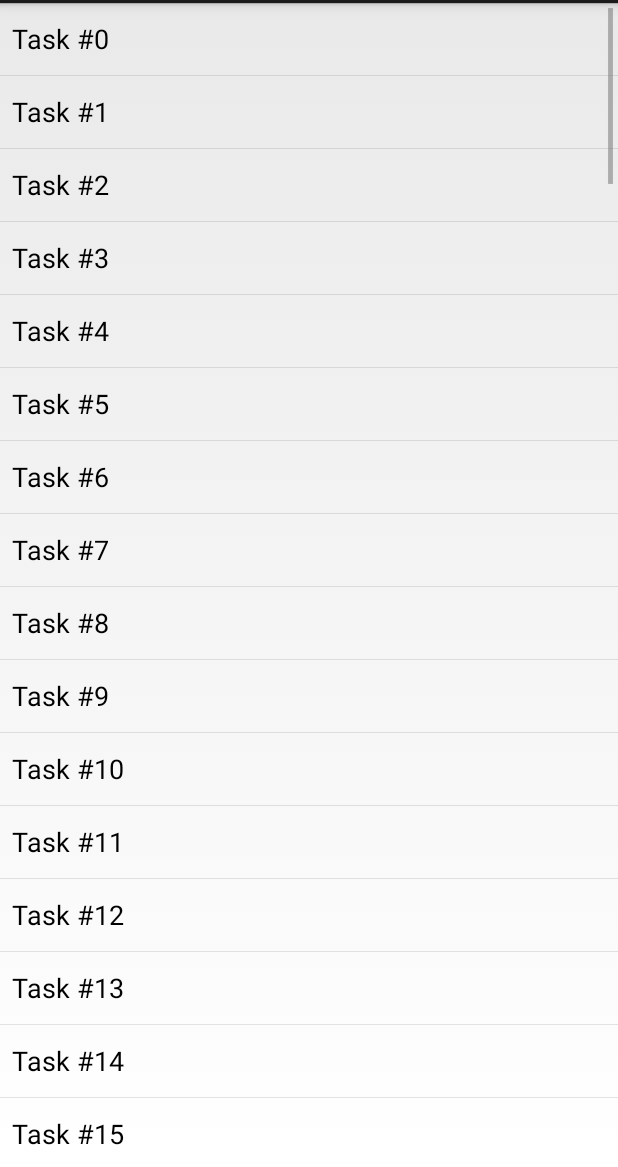
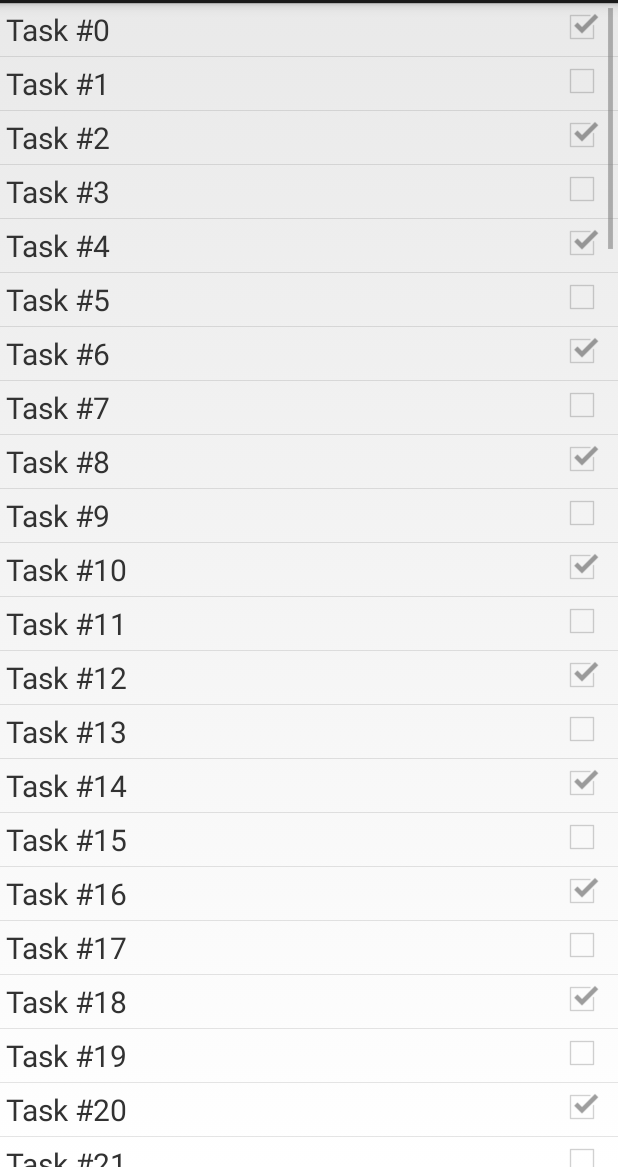
Before and after one commit to tainacleal/tasks, an Android app: the screen it shows after launch (TaskListActivity), after a tap on an icon or button, on a phone screen of 412 x 824 dp, the part 69-1236 px from its top. Run offline under Robolectric (Android 15) with nearby library versions, the phone set to English and light mode, and no system bars.

Commit message:
Creating a Task adapter to populate the list items

```diff
--- a/app/src/main/java/tainaleal/com/tasks/TaskListFragment.java
+++ b/app/src/main/java/tainaleal/com/tasks/TaskListFragment.java
@@ -2,7 +2,12 @@ package tainaleal.com.tasks;
 
 import android.app.ListFragment;
 import android.os.Bundle;
+import android.view.View;
+import android.view.ViewGroup;
 import android.widget.ArrayAdapter;
+import android.widget.CheckBox;
+import android.widget.ListView;
+import android.widget.TextView;
 
 import java.util.ArrayList;
 
@@ -19,7 +24,34 @@ public class TaskListFragment extends ListFragment {
         getActivity().setTitle(R.string.app_name);
         mTasks = TaskBox.get(getActivity()).getTasks();
 
-        ArrayAdapter<Task> adapter = new ArrayAdapter<Task>(getActivity(), android.R.layout.simple_list_item_1, mTasks);
+        TaskAdapter adapter = new TaskAdapter(mTasks);
         setListAdapter(adapter);
     }
+
+    @Override
+    public void onListItemClick(ListView l, View v, int position, long id) {
+        Task t = ((TaskAdapter)getListAdapter()).getItem(position);
+    }
+
+    public class TaskAdapter extends ArrayAdapter<Task>{
+        public TaskAdapter(ArrayList<Task> tasks){
+            super(getActivity(), 0, tasks);
+        }
+
+        @Override
+        public View getView(int position, View convertView, ViewGroup parent) {
+            if (convertView == null){
+                convertView = getActivity().getLayoutInflater().inflate(R.layout.list_item_task, null);
+            }
+
+            Task t = getItem(position);
+
+            TextView taskTitle = (TextView)convertView.findViewById(R.id.list_item_title);
+            taskTitle.setText(t.getTitle());
+
+            CheckBox taskCompleted = (CheckBox)convertView.findViewById(R.id.list_item_concluded);
+            taskCompleted.setChecked(t.isCompleted());
+            return convertView;
+        }
+    }
 }
--- a/app/src/main/res/layout/list_item_task.xml
+++ b/app/src/main/res/layout/list_item_task.xml
@@ -2,14 +2,17 @@
 <RelativeLayout xmlns:android="http://schemas.android.com/apk/res/android"
                 android:layout_width="match_parent"
                 android:layout_height="match_parent"
-                android:layout_margin="16dp">
+                android:layout_margin="16dp"
+                android:layout_marginTop="20dp"
+                android:layout_marginBottom="20dp">
     <CheckBox
         android:layout_width="wrap_content"
-        android:layout_height="wrap_content"
+        android:layout_height="match_parent"
         android:gravity="center"
         android:id="@+id/list_item_concluded"
         android:padding="4dp"
         android:enabled="false"
+        android:focusable="false"
         android:layout_alignParentRight="true"/>
 
     <TextView
```
